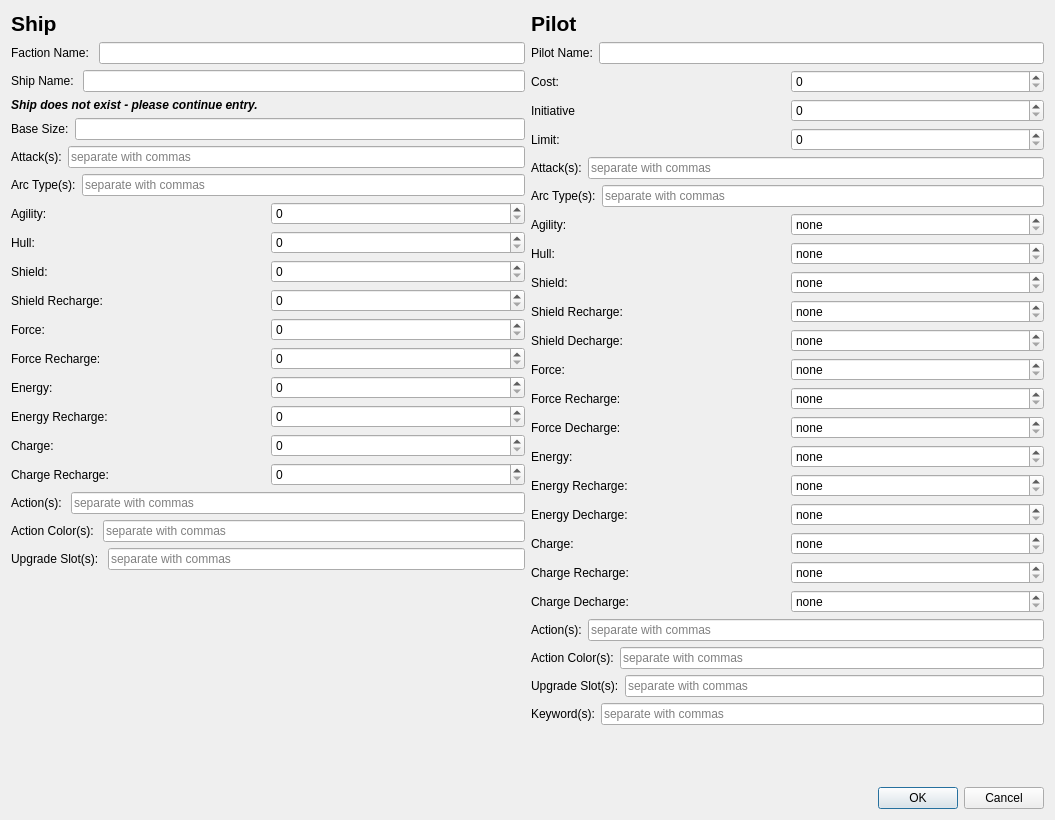
First picture: the form in qt_designer/definition_form.ui, repository flipperlord/x-wing-squad-builder, before the edit.
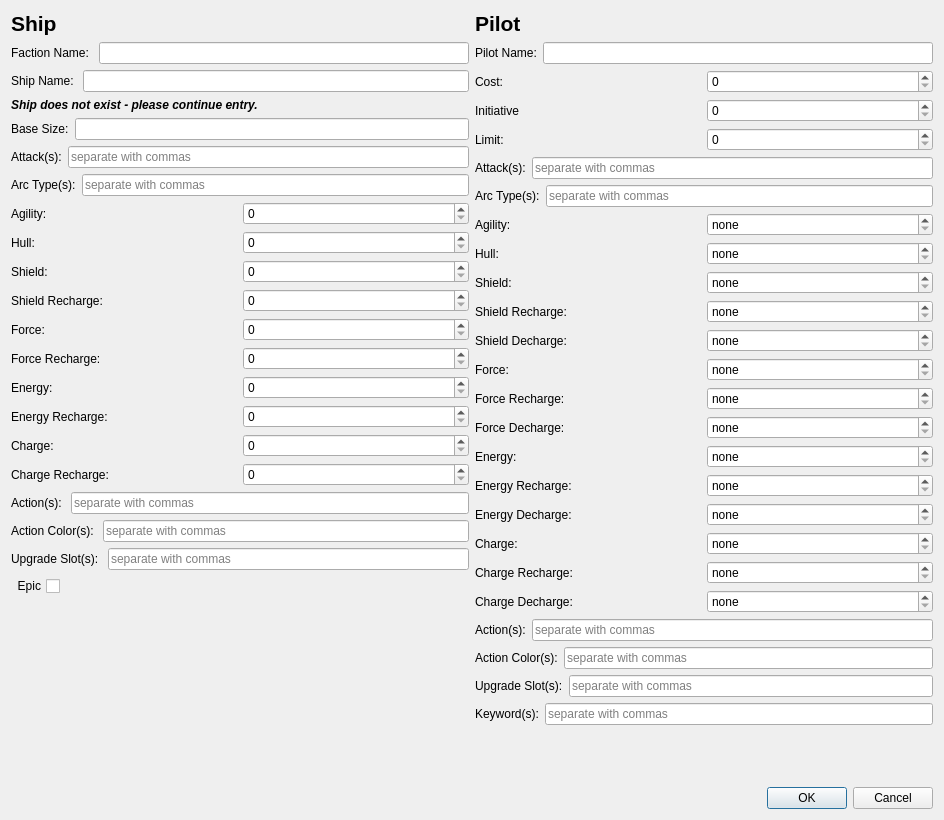
Second picture: the form after the edit. Icons and pictures are not drawn.

Diff of the .ui file:
```diff
--- a/qt_designer/definition_form.ui
+++ b/qt_designer/definition_form.ui
@@ -6,7 +6,7 @@
    <rect>
     <x>0</x>
     <y>0</y>
-    <width>1055</width>
+    <width>944</width>
     <height>820</height>
    </rect>
   </property>
@@ -375,6 +375,33 @@
            </item>
           </layout>
          </item>
+         <item>
+          <layout class="QHBoxLayout" name="horizontalLayout_40">
+           <item>
+            <widget class="QCheckBox" name="epic_checkbox">
+             <property name="layoutDirection">
+              <enum>Qt::RightToLeft</enum>
+             </property>
+             <property name="text">
+              <string>Epic</string>
+             </property>
+            </widget>
+           </item>
+           <item>
+            <spacer name="horizontalSpacer">
+             <property name="orientation">
+              <enum>Qt::Horizontal</enum>
+             </property>
+             <property name="sizeHint" stdset="0">
+              <size>
+               <width>40</width>
+               <height>20</height>
+              </size>
+             </property>
+            </spacer>
+           </item>
+          </layout>
+         </item>
          <item>
           <spacer name="verticalSpacer_2">
            <property name="orientation">
```
